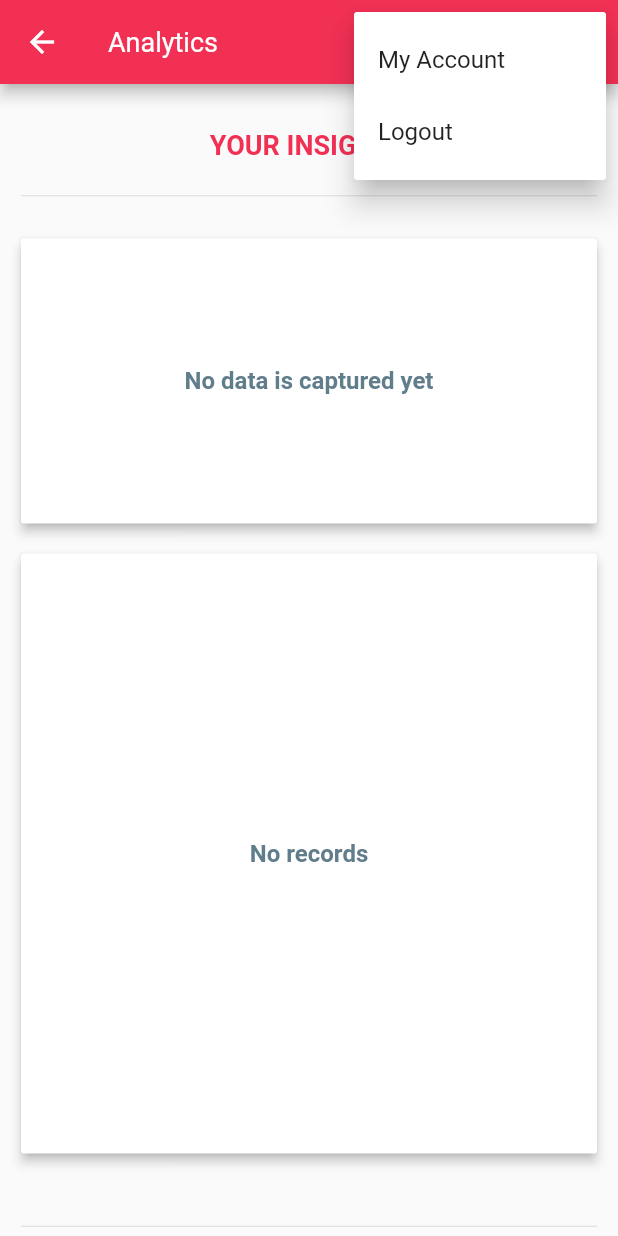
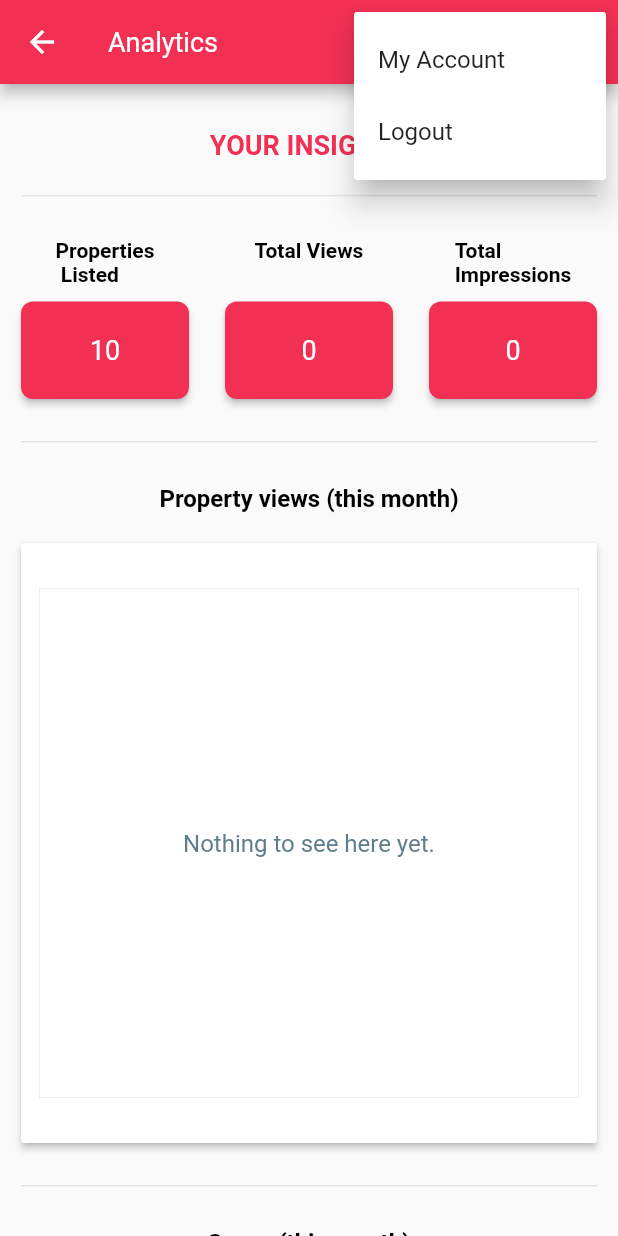
Before and after one commit to Bisecto/Brixmarket, a Flutter app: the StatisticPage screen opened by its route, after a tap on the "more vert" icon, on a phone screen of 412 x 824 dp. Run offline on Flutter 3.47's test engine with Material 2 defaults, Android fonts, the phone set to English and light mode, and no system bars; our stand-ins replace another_xlider, carousel_slider, cloud_firestore, device_info_plus, file_picker, firebase_analytics and 22 more; missing offline and left inert: cross_connectivity, flutter_phone_direct_caller, number_paginator, restart_app; accounts and stored records are empty; network calls fail; statements that could not run were skipped.

Commit message:
updates  on insight page

```diff
--- a/lib/controllers/create_property_controller.dart
+++ b/lib/controllers/create_property_controller.dart
@@ -14,6 +14,7 @@ import '../models/property_model.dart';
 import '../models/user_model.dart';
 import '../res/strings.dart';
 import '../services/provider.dart';
+import '../utils/shared_preferences.dart';
 import '../utils/utils.dart';
 import '../view/screens/create_property/create_property_widges.dart';
 import '../view/screens/mobile/my_ads_page.dart';
@@ -65,6 +66,7 @@ class CreatePropertyCtrl extends GetxController {
 
   @override
   void onInit() {
+    authToken();
     controller = PageController(initialPage: 0);
     cPPageController = PageController(initialPage: 0);
     super.onInit();
@@ -412,14 +414,30 @@ class CreatePropertyCtrl extends GetxController {
     }
   }
 
-  Insight? insight;
+  String token = '';
+
+  authToken() async {
+    token = await SharedPref.getString('token');
+  }
+
+  Datum? insight;
   Future getInsight() async {
-    // if (insight == null) {
-    await Provider()
-        .postData("property/get-insight", {},
-            baseUrl: 'https://api.brixmarket.site/')
-        .then((value) => insight = Insight.fromJson(value));
-    // }
+    authToken();
+
+    var response = await Provider().postData("property/get-insight", {},
+        baseUrl: 'https://api.brixmarket.site/',
+        header: {'Authorization': 'Bearer $token'});
+
+    if (response != null) {
+      dnd('value');
+      dnd(response);
+      dnd('value');
+      insight = Datum.fromJson(response);
+      dnd('insight');
+      dnd(insight?.totalProperties?.toString());
+      dnd('insight');
+      return insight;
+    }
     return insight;
   }
 
--- a/lib/core/app.dart
+++ b/lib/core/app.dart
@@ -1,7 +1,11 @@
 import 'package:get/get.dart';
 
+import '../utils/shared_preferences.dart';
+
 const bool live = true;
-const String authToken = 'kOoT3jVQAK73GAsRrftjnnXzXS6o7lfLi9iMENmJOx1nYbDPgaiqk7vs5lEpfXg4LMF+wFZWWommwTf1CrqTU1ZZz/my4WZxuReq/uDdBIs=dodroosos';
+
+const String authToken =
+    'kOoT3jVQAK73GAsRrftjnnXzXS6o7lfLi9iMENmJOx1nYbDPgaiqk7vs5lEpfXg4LMF+wFZWWommwTf1CrqTU1ZZz/my4WZxuReq/uDdBIs=dodroosos';
 const appBaseUrl = 'https://api.brixmarket.com/';
 // const appBaseUrl = 'https://iceztech.com/clients/brix/';
 // const appBaseUrl = 'http://127.0.0.1/brix/';
--- a/lib/models/insight_model.dart
+++ b/lib/models/insight_model.dart
@@ -1,130 +1,102 @@
 class Insight {
-  Insight({
-    this.message,
-    this.status,
-    this.data,
-  });
+  String? message;
+  bool? status;
+  Datum? data;
 
-  final String? message;
-  final bool? status;
-  final Data? data;
+  Insight({this.message, this.status, this.data});
 
-  Insight copyWith({
-    String? message,
-    bool? status,
-    Data? data,
-  }) =>
-      Insight(
-        message: message ?? this.message,
-        status: status ?? this.status,
-        data: data ?? this.data,
-      );
+  Insight.fromJson(Map<String, dynamic> json) {
+    message = json['message'];
+    status = json['status'];
+    data = json['data'] != null ? Datum.fromJson(json['data']) : null;
+  }
 
-  factory Insight.fromJson(Map<String, dynamic> json) => Insight(
-        message: json["message"],
-        status: json["status"],
-        data: json["data"] == null ? null : Data.fromJson(json["data"]),
-      );
-
-  Map<String, dynamic> toJson() => {
-        "message": message,
-        "status": status,
-        "data": data?.toJson(),
-      };
+  Map<String, dynamic> toJson() {
+    final Map<String, dynamic> data = <String, dynamic>{};
+    data['message'] = message;
+    data['status'] = status;
+    if (this.data != null) {
+      data['data'] = this.data!.toJson();
+    }
+    return data;
+  }
 }
 
-class Data {
-  Data({
-    this.totalProperties,
-    this.totalViews,
-    this.totalImpressions,
-    this.viewsByDay4Month,
-    this.savesByDay4Month,
-    this.popularProperties,
-  });
+class Datum {
+  int? totalProperties;
+  int? totalViews;
+  int? totalImpressions;
+  List<ViewsByDay4Month>? viewsByDay4Month;
+  List<ViewsByDay4Month>? savesByDay4Month;
+  List<dynamic>? popularProperties;
 
-  final int? totalProperties;
-  final int? totalViews;
-  final int? totalImpressions;
-  final List<SByDay4Month>? viewsByDay4Month;
-  final List<SByDay4Month>? savesByDay4Month;
-  final List<dynamic>? popularProperties;
+  Datum(
+      {this.totalProperties,
+      this.totalViews,
+      this.totalImpressions,
+      this.viewsByDay4Month,
+      this.savesByDay4Month,
+      this.popularProperties});
 
-  Data copyWith({
-    int? totalProperties,
-    int? totalViews,
-    int? totalImpressions,
-    List<SByDay4Month>? viewsByDay4Month,
-    List<SByDay4Month>? savesByDay4Month,
-    List<dynamic>? popularProperties,
-  }) =>
-      Data(
-        totalProperties: totalProperties ?? this.totalProperties,
-        totalViews: totalViews ?? this.totalViews,
-        totalImpressions: totalImpressions ?? this.totalImpressions,
-        viewsByDay4Month: viewsByDay4Month ?? this.viewsByDay4Month,
-        savesByDay4Month: savesByDay4Month ?? this.savesByDay4Month,
-        popularProperties: popularProperties ?? this.popularProperties,
-      );
+  Datum.fromJson(Map<String, dynamic> json) {
+    totalProperties = json['totalProperties'];
+    totalViews = json['totalViews'];
+    totalImpressions = json['totalImpressions'];
+    if (json['viewsByDay4Month'] != null) {
+      viewsByDay4Month = <ViewsByDay4Month>[];
+      json['viewsByDay4Month'].forEach((v) {
+        viewsByDay4Month!.add(ViewsByDay4Month.fromJson(v));
+      });
+    }
+    if (json['savesByDay4Month'] != null) {
+      savesByDay4Month = <ViewsByDay4Month>[];
+      json['savesByDay4Month'].forEach((v) {
+        savesByDay4Month!.add(ViewsByDay4Month.fromJson(v));
+      });
+    }
+    if (json['popularProperties'] != null) {
+      popularProperties = json["popularProperties"] == null
+          ? []
+          : List<dynamic>.from(json["popularProperties"]!.map((x) => x));
+    }
+  }
 
-  factory Data.fromJson(Map<String, dynamic> json) => Data(
-        totalProperties: json["totalProperties"],
-        totalViews: json["totalViews"],
-        totalImpressions: json["totalImpressions"],
-        viewsByDay4Month: json["viewsByDay4Month"] == null
-            ? []
-            : List<SByDay4Month>.from(
-                json["viewsByDay4Month"]!.map((x) => SByDay4Month.fromJson(x))),
-        savesByDay4Month: json["savesByDay4Month"] == null
-            ? []
-            : List<SByDay4Month>.from(
-                json["savesByDay4Month"]!.map((x) => SByDay4Month.fromJson(x))),
-        popularProperties: json["popularProperties"] == null
-            ? []
-            : List<dynamic>.from(json["popularProperties"]!.map((x) => x)),
-      );
-
-  Map<String, dynamic> toJson() => {
-        "totalProperties": totalProperties,
-        "totalViews": totalViews,
-        "totalImpressions": totalImpressions,
-        "viewsByDay4Month": viewsByDay4Month == null
-            ? []
-            : List<dynamic>.from(viewsByDay4Month!.map((x) => x.toJson())),
-        "savesByDay4Month": savesByDay4Month == null
-            ? []
-            : List<dynamic>.from(savesByDay4Month!.map((x) => x.toJson())),
-        "popularProperties": popularProperties == null
-            ? []
-            : List<dynamic>.from(popularProperties!.map((x) => x)),
-      };
+  Map<String, dynamic> toJson() {
+    final Map<String, dynamic> data = <String, dynamic>{};
+    data['totalProperties'] = totalProperties;
+    data['totalViews'] = totalViews;
+    data['totalImpressions'] = totalImpressions;
+    if (viewsByDay4Month != null) {
+      data['viewsByDay4Month'] =
+          viewsByDay4Month!.map((v) => v.toJson()).toList();
+    }
+    if (savesByDay4Month != null) {
+      data['savesByDay4Month'] =
+          savesByDay4Month!.map((v) => v.toJson()).toList();
+    }
+    if (popularProperties != null) {
+      data['popularProperties'] =
+          popularProperties!.map((v) => v.toJson()).toList();
+    }
+    return data;
+  }
 }
 
-class SByDay4Month {
-  SByDay4Month({
-    this.counts,
-    this.day,
-  });
+class ViewsByDay4Month {
+  int? counts;
+  int? day;
 
-  final int? counts;
-  final int? day;
+  ViewsByDay4Month({this.counts, this.day});
 
-  SByDay4Month copyWith({
-    int? counts,
-    int? day,
-  }) =>
-      SByDay4Month(
-        counts: counts ?? this.counts,
-        day: day ?? this.day,
-      );
+  ViewsByDay4Month.fromJson(Map<String, dynamic> json) {
+    counts = json['counts'];
+    day = json['day'];
+  }
 
-  factory SByDay4Month.fromJson(Map<String, dynamic> json) => SByDay4Month(
-        counts: json["counts"],
-        day: json["day"],
-      );
-
-  Map<String, dynamic> toJson() => {
-        "counts": counts,
-        "day": day,
-      };
+  Map<String, dynamic> toJson() {
+    final Map<String, dynamic> data = <String, dynamic>{};
+    data['counts'] = counts;
+    data['day'] = day;
+    return data;
+  }
 }
--- a/lib/models/user_model.dart
+++ b/lib/models/user_model.dart
@@ -38,6 +38,7 @@ class User {
   Agency? agency;
   Setting? settings;
   List<String>? savedProperties;
+  String? token;
 
   set savedProperty(List<String> value) {
     savedProperties = value;
@@ -69,6 +70,7 @@ class User {
     this.isPremium,
     this.isBlocked,
     this.otp,
+    this.token,
     this.id,
     this.createdAt,
     this.updatedAt,
@@ -104,13 +106,23 @@ class User {
     isPremium = json['is_premium'].toString() == '1';
     isBlocked = json['is_blocked'].toString() == '1';
     otp = json['otp'];
+    token = json['token'];
     id = json['id'];
     createdAt = json['created_at'];
     updatedAt = json['updated_at'];
-    premiumDetails = json['premium_details'] != null ? PremiumDetail.fromJson(json['premium_details']) : PremiumDetail();
-    agency = json['agency'] != null ? Agency.fromJson(json['agency']) : Agency();
-    settings = json['settings'] != null ? Setting.fromJson(json['settings']) : Setting();
-    savedProperties = json['saved_properties'] != null ? (json['saved_properties'] as List).map((e) => e['property'] as String).toList() : [];
+    premiumDetails = json['premium_details'] != null
+        ? PremiumDetail.fromJson(json['premium_details'])
+        : PremiumDetail();
+    agency =
+        json['agency'] != null ? Agency.fromJson(json['agency']) : Agency();
+    settings = json['settings'] != null
+        ? Setting.fromJson(json['settings'])
+        : Setting();
+    savedProperties = json['saved_properties'] != null
+        ? (json['saved_properties'] as List)
+            .map((e) => e['property'] as String)
+            .toList()
+        : [];
   }
 
   static Map<String, dynamic> map({
@@ -156,10 +168,14 @@ class User {
     subNewsletter,
     subject,
     message,
+    token,
   }) {
     final Map<String, dynamic> data = <String, dynamic>{};
     if (otp != null) data['otp'] = otp;
-    if (userId != null || HomeController.userId.isNotEmpty) data['userId'] = userId ?? HomeController.userId;
+    if (token != null) data['token'] = token;
+    if (userId != null || HomeController.userId.isNotEmpty) {
+      data['userId'] = userId ?? HomeController.userId;
+    }
 
     if (isPremium != null) data['is_premium'] = isPremium;
     if (isUser != null) data['is_user'] = isUser;
@@ -207,7 +223,8 @@ class User {
     return data;
   }
 
-  static Map<String, dynamic> authMap({emailAddress, password, isPremium, isAgent, isUser}) {
+  static Map<String, dynamic> authMap(
+      {emailAddress, password, isPremium, isAgent, isUser}) {
     final Map<String, dynamic> data = <String, dynamic>{};
     data['email_address'] = emailAddress;
     data['password'] = password;
--- a/lib/services/provider.dart
+++ b/lib/services/provider.dart
@@ -37,19 +37,24 @@ class Provider extends GetConnect {
     }
   }
 
-  Future<dynamic> postData(String url, Map<String, dynamic> data,
-      {String? baseUrl}) async {
+  Future<dynamic> postData(
+    String url,
+    Map<String, dynamic> data, {
+    String? baseUrl,
+    Map<String, String>? header,
+  }) async {
     //await Connectivity().checkConnection().then((connected) async => connected ? null : Get.toNamed(noInternet));
     url = (baseUrl == null) ? appBaseUrl + url : baseUrl + url;
     // dnd(data);
-    // dnd(url);
+    dnd(url);
+    var head = (header == null) ? requestHeader : header;
     try {
       var response = await http
-          .post(Uri.parse(url), body: data, headers: requestHeader)
+          .post(Uri.parse(url), body: data, headers: head)
           .timeout(timeOutDuration,
               onTimeout: () => http.Response('Request time out', 408));
 
-      // dnd(response.body);
+      dnd(response.body);
 
       return processResponse(response);
     } catch (e, t) {
--- a/lib/view/screens/mobile/splash_screen.dart
+++ b/lib/view/screens/mobile/splash_screen.dart
@@ -8,10 +8,8 @@ import 'package:flutter/material.dart';
 import 'package:geolocator/geolocator.dart';
 import 'package:get/get.dart';
 
-import '../../../config/theme/color.dart';
 import '../../../res/strings.dart';
 import '../../../utils/utils.dart';
-import '../../widgets/custom_text.dart';
 import 'landing_page.dart';
 import 'onboard_page.dart';
 
@@ -139,7 +137,7 @@ class _SplashScreenState extends State<SplashScreen> {
                                 'Deny',
                                 style: TextStyle(color: Colors.red),
                               ),
-                              onPressed: ()  {
+                              onPressed: () {
                                 //Navigator.of(context).pop();
                                 // Future.delayed(const Duration(seconds: 3), () {
                                 Navigator.pushReplacement(
--- a/lib/view/screens/mobile/statistic_page.dart
+++ b/lib/view/screens/mobile/statistic_page.dart
@@ -1,10 +1,11 @@
+import 'package:brixmarket/core/dialogs.dart';
 import 'package:flutter/material.dart';
 
 import '../../../config/theme/color.dart';
 import '../../../controllers/instance.dart';
 import '../../../core/preloader.dart';
 import '../../../models/insight_model.dart';
-import '../../../utils/utils.dart';
+
 import '../../widgets/appbar_menus.dart';
 import '../../widgets/custom_text.dart';
 import '../../widgets/stat_graph.dart';
@@ -49,7 +50,11 @@ class _StatisticPageState extends State<StatisticPage> {
                   child:
                       SizedBox(height: 48, child: Preloader.loadingWidget()));
             }
-            Insight? insight = snap.data;
+
+            Datum? insight = snap.data;
+            propertyListed = snap.data?.totalProperties.toString() ?? '10';
+            totalViews = snap.data?.totalViews.toString() ?? '0';
+            totalImpressions = snap.data?.totalImpressions.toString() ?? '0';
 
             return ListView(
               shrinkWrap: true,
@@ -68,55 +73,7 @@ class _StatisticPageState extends State<StatisticPage> {
                 const SizedBox(height: 15.5),
                 const Divider(),
                 const SizedBox(height: 20.5),
-                insight == null
-                    ? Column(
-                        crossAxisAlignment: CrossAxisAlignment.start,
-                        children: [
-                          GestureDetector(
-                            onTap: () {
-                              setState(() {
-                                isStat = true;
-                              });
-                            },
-                            child: const SizedBox(
-                              height: 190,
-                              child: Material(
-                                  elevation: 3,
-                                  type: MaterialType.card,
-                                  child: Center(
-                                    child: CustomText(
-                                      text: 'No data is captured yet',
-                                      color: Colors.blueGrey,
-                                      weight: FontWeight.bold,
-                                      size: 16,
-                                    ),
-                                  )),
-                            ),
-                          ),
-                          const SizedBox(
-                            height: 20,
-                          ),
-                          const SizedBox(
-                            height: 400,
-                            child: Material(
-                                elevation: 3,
-                                type: MaterialType.card,
-                                child: Center(
-                                  child: CustomText(
-                                    text: 'No records',
-                                    color: Colors.blueGrey,
-                                    weight: FontWeight.bold,
-                                    size: 16,
-                                  ),
-                                )),
-                          ),
-                          const SizedBox(
-                            height: 20,
-                          ),
-                          // InkWell(onTap: () => cPropCtrl.sideNavIndex.value = 4, child: Image.asset('assets/images/proplan.png')),
-                        ],
-                      )
-                    : Row(
+                Row(
                   mainAxisAlignment: MainAxisAlignment.spaceBetween,
                   children: [
                     statSummary('Properties\n Listed', propertyListed),
@@ -159,10 +116,17 @@ class _StatisticPageState extends State<StatisticPage> {
                             SizedBox(
                               height: 300,
                               width: double.infinity,
-                              child: insight?.data?.viewsByDay4Month == null
-                                  ? const SizedBox.shrink()
+                              child: insight?.viewsByDay4Month == null
+                                  ? const Center(
+                                      child: CustomText(
+                                        text: 'Nothing to see here yet.',
+                                        color: Colors.blueGrey,
+                                        weight: FontWeight.w400,
+                                        size: 16,
+                                      ),
+                                    )
                                   : ViewStatGraph(
-                                      views: insight?.data?.viewsByDay4Month),
+                                      views: insight?.viewsByDay4Month),
                             ),
                           ],
                         ),
@@ -203,10 +167,17 @@ class _StatisticPageState extends State<StatisticPage> {
                             SizedBox(
                               height: 300,
                               width: double.infinity,
-                              child: insight?.data?.savesByDay4Month == null
-                                  ? const SizedBox.shrink()
+                              child: insight?.savesByDay4Month == null
+                                  ? const Center(
+                                      child: CustomText(
+                                        text: 'Nothing to see here yet.',
+                                        color: Colors.blueGrey,
+                                        weight: FontWeight.w400,
+                                        size: 16,
+                                      ),
+                                    )
                                   : ViewStatGraph(
-                                      views: insight?.data?.savesByDay4Month),
+                                      views: insight?.savesByDay4Month),
                             ),
                           ],
                         ),
--- a/lib/view/widgets/form_inputs.dart
+++ b/lib/view/widgets/form_inputs.dart
@@ -114,7 +114,6 @@ class FormInput extends StatelessWidget {
                             overflow: TextOverflow.visible),
                       ),
                       onChanged: (text) {
-                        onChanged!(text);
                         if (validate != null) {
                           WidgetsBinding.instance.addPostFrameCallback((_) {
                             error!.value = validate!(text);
--- a/pubspec.yaml
+++ b/pubspec.yaml
@@ -59,6 +59,7 @@ dependencies:
   restart_app: ^1.1.0+1
   uni_links: ^0.5.1
   number_paginator: ^0.2.3
+  syncfusion_flutter_charts: ^21.1.39
 
 dev_dependencies:
   flutter_test:
```
Also changed, not shown: lib/controllers/home_controller.dart (+25 -16 lines), lib/controllers/mixin/auth_mixin.dart (+70 -18 lines), lib/view/screens/authentication_pages/login.dart (+14 -5 lines), lib/view/screens/mobile/landing_page.dart (+16 -19 lines), lib/view/widgets/stat_graph.dart (+26 -30 lines), pubspec.lock. Lines whose indentation alone changed are shown as unchanged.
